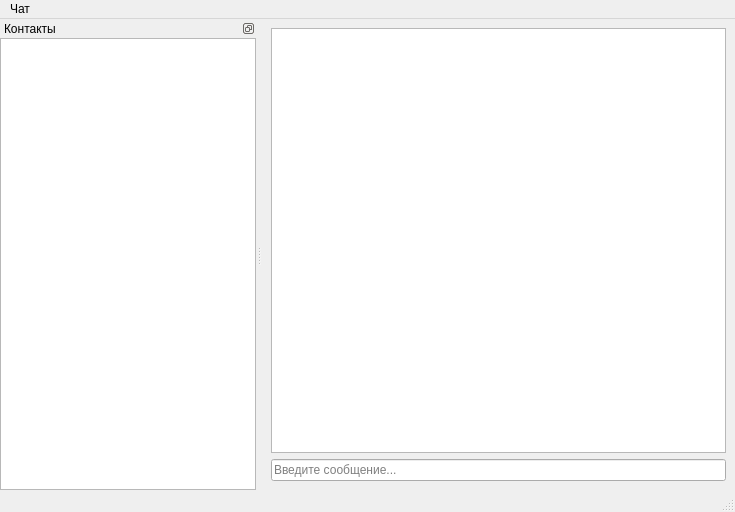
Before: the Qt Designer form ChatClient/ui/MainWindow.ui in WideWord/HSEChat, drawn with Qt 5.
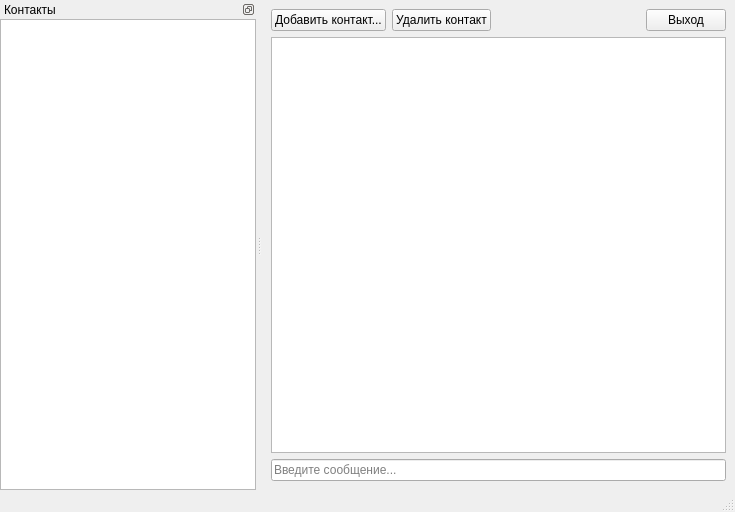
After: the same form once the commit is applied.

```diff
--- a/ChatClient/ui/MainWindow.ui
+++ b/ChatClient/ui/MainWindow.ui
@@ -18,6 +18,44 @@
   </property>
   <widget class="QWidget" name="centralwidget">
    <layout class="QVBoxLayout" name="verticalLayout">
+    <item>
+     <layout class="QHBoxLayout" name="horizontalLayout">
+      <item>
+       <widget class="QPushButton" name="addContactButton">
+        <property name="text">
+         <string>Добавить контакт...</string>
+        </property>
+       </widget>
+      </item>
+      <item>
+       <widget class="QPushButton" name="deleteContactButton">
+        <property name="text">
+         <string>Удалить контакт</string>
+        </property>
+       </widget>
+      </item>
+      <item>
+       <spacer name="horizontalSpacer">
+        <property name="orientation">
+         <enum>Qt::Horizontal</enum>
+        </property>
+        <property name="sizeHint" stdset="0">
+         <size>
+          <width>40</width>
+          <height>20</height>
+         </size>
+        </property>
+       </spacer>
+      </item>
+      <item>
+       <widget class="QPushButton" name="exitButton">
+        <property name="text">
+         <string>Выход</string>
+        </property>
+       </widget>
+      </item>
+     </layout>
+    </item>
     <item>
      <widget class="QPlainTextEdit" name="plainTextEdit">
       <property name="readOnly">
@@ -43,14 +81,6 @@
      <height>22</height>
     </rect>
    </property>
-   <widget class="QMenu" name="menu">
-    <property name="title">
-     <string>Чат</string>
-    </property>
-    <addaction name="action"/>
-    <addaction name="action_2"/>
-   </widget>
-   <addaction name="menu"/>
   </widget>
   <widget class="QStatusBar" name="statusbar"/>
   <widget class="QDockWidget" name="dockWidget">
@@ -70,7 +100,7 @@
     <number>1</number>
    </attribute>
    <widget class="QWidget" name="dockWidgetContents">
-    <layout class="QHBoxLayout" name="horizontalLayout_2">
+    <layout class="QVBoxLayout" name="verticalLayout_2">
      <property name="leftMargin">
       <number>0</number>
      </property>
```
Left out of the diff: 5 changed lines with no effect on the pictures.
